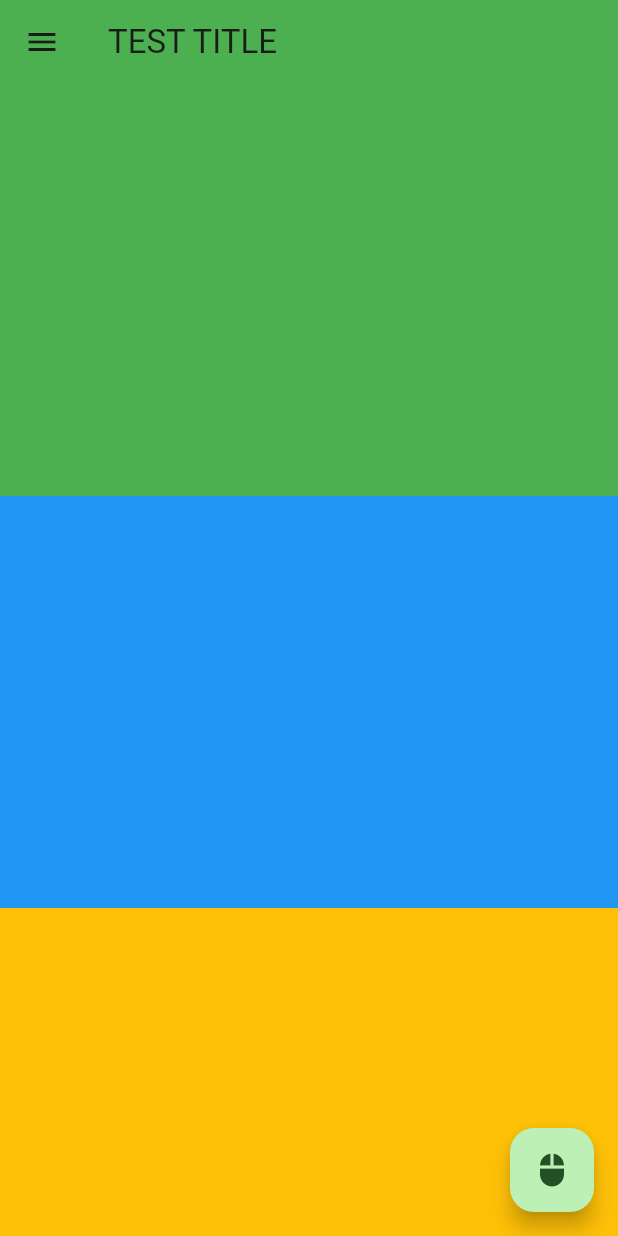
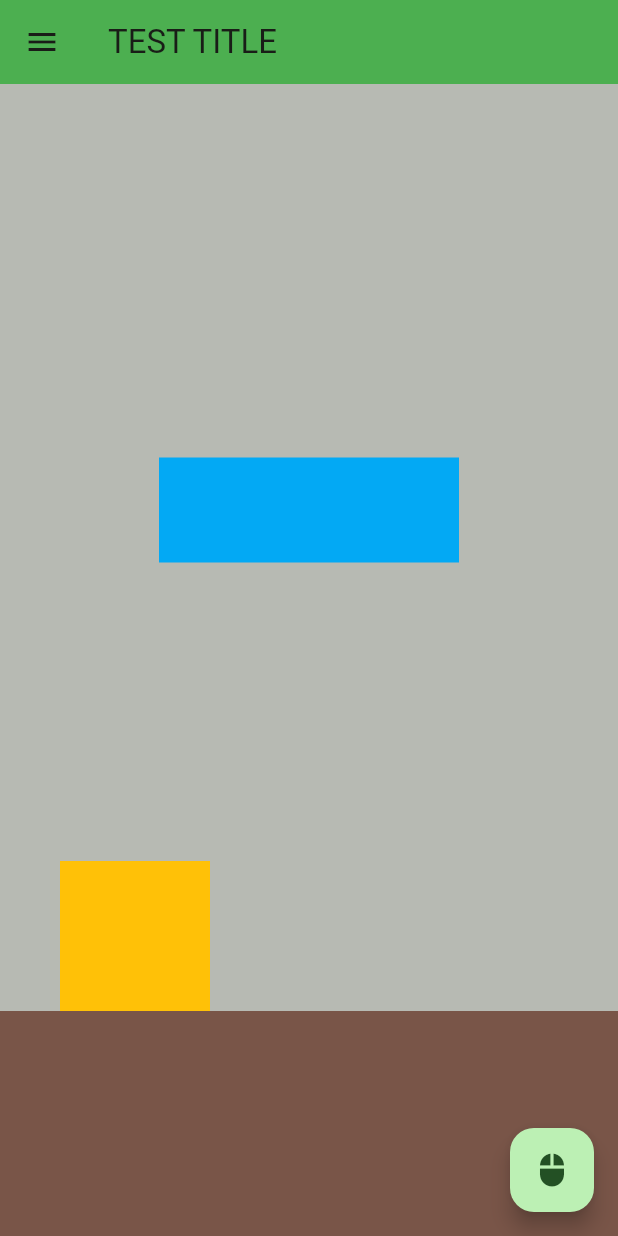
Before and after one commit to llilliililli/fluuterStudy, a Flutter app: the screen it shows after launch, on a phone screen of 412 x 824 dp. Run offline on Flutter 3.47's test engine with Material 3 defaults, Android fonts, the phone set to English and light mode, and no system bars.

Commit message:
flutter 10강 - Align ( 정렬하기 )

```diff
--- a/lib/main.dart
+++ b/lib/main.dart
@@ -1,4 +1,5 @@
 import 'package:flutter/material.dart';
+import 'package:flutter/widgets.dart';
 
 void main() {
   runApp(const MainApp());
@@ -298,77 +299,205 @@ class _MyHomePageState extends State<MyHomePage> {
       //     );
       //   }),
 
-      SingleChildScrollView( //part9 스크롤 구현
-        child:
-          Column(
+      // SingleChildScrollView( //part9 스크롤 구현
+      //   child:
+      //     Column(
+      //       children: [
+      //         SizedBox( // 화면 3등분 스크롤뷰 구현
+      //           height: MediaQuery.of(context).size.height/3,
+      //           child: SingleChildScrollView(child: Column(children: [
+      //             Container(
+      //               width: MediaQuery.of(context).size.width,
+      //               height: 300,
+      //               color: Colors.green,
+      //             ),
+      //             Container(
+      //               width: MediaQuery.of(context).size.width,
+      //               height: 300,
+      //               color: Colors.red,
+      //             ),
+      //             Container(
+      //               width: MediaQuery.of(context).size.width,
+      //               height: 300,
+      //               color: Colors.yellow,
+      //             ),
+      //           ],
+      //           ),
+      //           ),
+      //         ),
+      //         SizedBox( // 화면 3등분 스크롤뷰 구현
+      //           height: MediaQuery.of(context).size.height/3,
+      //           child: SingleChildScrollView(child: Column(children: [
+      //             Container(
+      //               width: MediaQuery.of(context).size.width,
+      //               height: 300,
+      //               color: Colors.blue,
+      //             ),
+      //             Container(
+      //               width: MediaQuery.of(context).size.width,
+      //               height: 300,
+      //               color: Colors.pink,
+      //             ),
+      //             Container(
+      //               width: MediaQuery.of(context).size.width,
+      //               height: 300,
+      //               color: Colors.purple,
+      //             ),
+      //           ],
+      //           ),
+      //           ),
+      //         ),
+      //          SizedBox( // 화면 3등분 스크롤뷰 구현
+      //           height: MediaQuery.of(context).size.height/3,
+      //           child: SingleChildScrollView(child: Column(children: [
+      //             Container(
+      //               width: MediaQuery.of(context).size.width,
+      //               height: 300,
+      //               color: Colors.amber,
+      //             ),
+      //             Container(
+      //               width: MediaQuery.of(context).size.width,
+      //               height: 300,
+      //               color: Colors.black,
+      //             ),
+      //             Container(
+      //               width: MediaQuery.of(context).size.width,
+      //               height: 300,
+      //               color: Colors.orange,
+      //             ),
+      //           ],
+      //           ),
+      //           ),
+      //         )
+
+      //       ],
+      //     ),
+      // ),
+
+      Container(child: Stack( //Part10 Align : 정렬하기
         children: [
-              SizedBox( // 화면 3등분 스크롤뷰 구현
-                height: MediaQuery.of(context).size.height/3,
-                child: SingleChildScrollView(child: Column(children: [
-                  Container(
+          // Align(
+          //   alignment: Alignment.topLeft,
+          //   child: Container(
+          //     width: 100,
+          //     height: 100,
+          //     color: Colors.amber,
+          //     alignment: Alignment.center, // Container 내부요소를 중앙 정렬
+          //     child: Text("Hello"),
+          //   ),
+          // ),
+          //  Align(
+          //   alignment: Alignment.topCenter,
+          //   child: Container(
+          //     width: 100,
+          //     height: 100,
+          //     color: Colors.blue,
+          //     alignment: Alignment.center, // Container 내부요소를 중앙 정렬
+          //     child: Text("Hello"),
+          //   ),
+          // ),
+          //  Align(
+          //   alignment: Alignment.topRight,
+          //   child: Container(
+          //     width: 100,
+          //     height: 100,
+          //     color: Colors.pink,
+          //     alignment: Alignment.center, // Container 내부요소를 중앙 정렬
+          //     child: Text("Hello"),
+          //   ),
+          // ),
+          //    Align(
+          //   alignment: Alignment.centerLeft,
+          //   child: Container(
+          //     width: 100,
+          //     height: 100,
+          //     color: Colors.amber,
+          //     alignment: Alignment.center, // Container 내부요소를 중앙 정렬
+          //     child: Text("Hello"),
+          //   ),
+          // ),
+          //  Align(
+          //   alignment: Alignment.center,
+          //   child: Container(
+          //     width: 100,
+          //     height: 100,
+          //     color: Colors.blue,
+          //     alignment: Alignment.center, // Container 내부요소를 중앙 정렬
+          //     child: Text("Hello"),
+          //   ),
+          // ),
+          //  Align(
+          //   alignment: Alignment.centerRight,
+          //   child: Container(
+          //     width: 100,
+          //     height: 100,
+          //     color: Colors.pink,
+          //     alignment: Alignment.center, // Container 내부요소를 중앙 정렬
+          //     child: Text("Hello"),
+          //   ),
+          // ),
+          //           Align(
+          //   alignment: Alignment.bottomLeft,
+          //   child: Container(
+          //     width: 100,
+          //     height: 100,
+          //     color: Colors.amber,
+          //     alignment: Alignment.center, // Container 내부요소를 중앙 정렬
+          //     child: Text("Hello"),
+          //   ),
+          // ),
+          //  Align(
+          //   alignment: Alignment.bottomCenter,
+          //   child: Container(
+          //     width: 100,
+          //     height: 100,
+          //     color: Colors.blue,
+          //     alignment: Alignment.center, // Container 내부요소를 중앙 정렬
+          //     child: Text("Hello"),
+          //   ),
+          // ),
+          //  Align(
+          //   alignment: Alignment.bottomRight,
+          //   child: Container(
+          //     width: 100,
+          //     height: 100,
+          //     color: Colors.pink,
+          //     alignment: Alignment.center, // Container 내부요소를 중앙 정렬
+          //     child: Text("Hello"),
+          //   ),
+          // )
+
+        Container( // Ailgn으로 게임화면 구현
           width: MediaQuery.of(context).size.width,
-                    height: 300,
-                    color: Colors.green,
+          height: MediaQuery.of(context).size.height,
+          color: Colors.black26,
         ),
-                  Container(
+         Align( // 바닥
+            alignment: Alignment.bottomLeft,
+            child: Container(
               width: MediaQuery.of(context).size.width,
-                    height: 300,
-                    color: Colors.red,
-                  ),
-                  Container(
-                    width: MediaQuery.of(context).size.width,
-                    height: 300,
-                    color: Colors.yellow,
-                  ),
-                ],
+              height: 150,
+              color: Colors.brown,
             ),
           ),
-              ),
-              SizedBox( // 화면 3등분 스크롤뷰 구현
-                height: MediaQuery.of(context).size.height/3,
-                child: SingleChildScrollView(child: Column(children: [
-                  Container(
-                    width: MediaQuery.of(context).size.width,
-                    height: 300,
-                    color: Colors.blue,
-                  ),
-                  Container(
-                    width: MediaQuery.of(context).size.width,
-                    height: 300,
-                    color: Colors.pink,
-                  ),
-                  Container(
-                    width: MediaQuery.of(context).size.width,
-                    height: 300,
-                    color: Colors.purple,
-                  ),
-                ],
+           Align( // 캐릭터
+            alignment: Alignment.bottomLeft,
+            child: Container(
+              margin: const EdgeInsets.only(left: 40, bottom: 150),
+              width: 100,
+              height: 100,
+              color: Colors.amber,
             ),
           ),
-              ),
-               SizedBox( // 화면 3등분 스크롤뷰 구현
-                height: MediaQuery.of(context).size.height/3,
-                child: SingleChildScrollView(child: Column(children: [
-                  Container(
-                    width: MediaQuery.of(context).size.width,
-                    height: 300,
-                    color: Colors.amber,
-                  ),
-                  Container(
-                    width: MediaQuery.of(context).size.width,
-                    height: 300,
-                    color: Colors.black,
-                  ),
-                  Container(
-                    width: MediaQuery.of(context).size.width,
-                    height: 300,
-                    color: Colors.orange,
-                  ),
-                ],
+           Align( // 구름
+            alignment: Alignment.center,
+            child: Container(
+              margin: const EdgeInsets.only(bottom: 200),
+              width: 200,
+              height: 70,
+              color: Colors.lightBlue,
             ),
           ),
-              )
-
         ],
       ),
       ),
```
Lines whose indentation alone changed are shown as unchanged.
